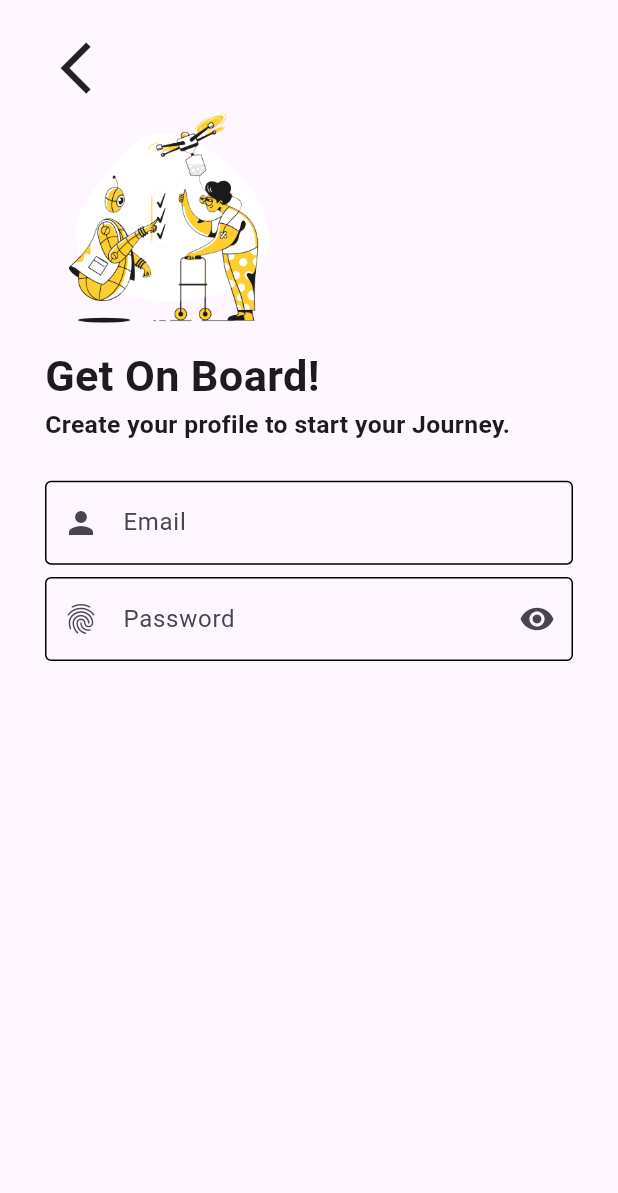
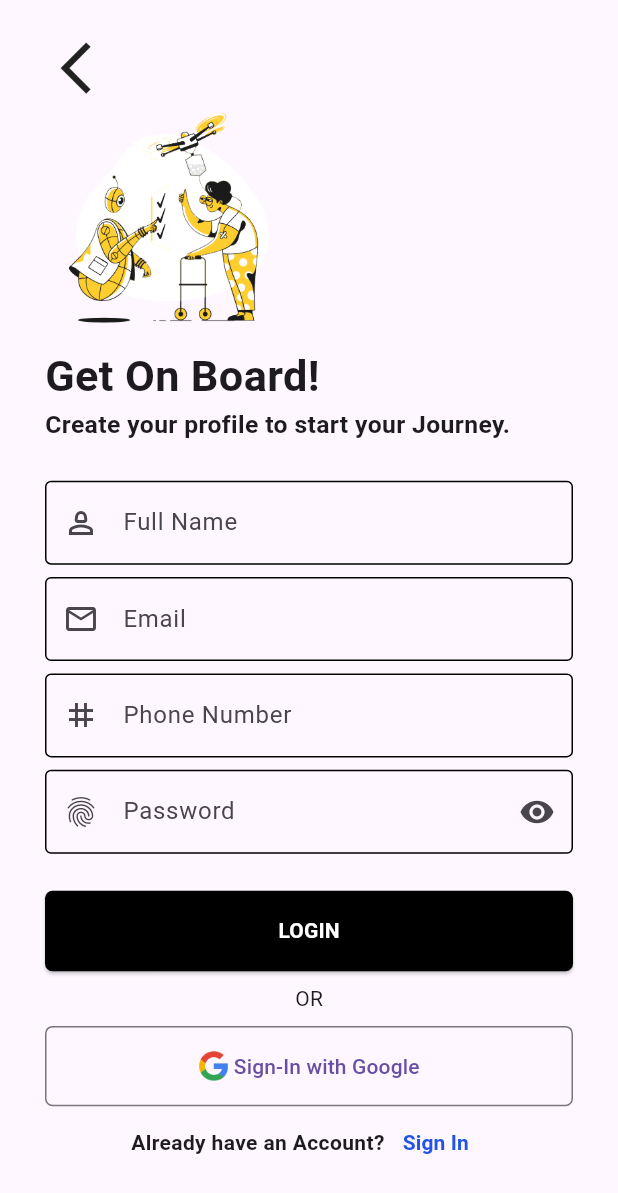
Before and after one commit to Phiraphat29/dti_sau_project, a Flutter app: the SignupUI screen opened directly, on a phone screen of 412 x 824 dp. Shown: the top 1193 px of the screen. Run offline on Flutter 3.47's test engine with Material 3 defaults, Android fonts, the phone set to English and light mode, and no system bars.

Commit message:
V.4 Sign Up

```diff
--- a/lib/main.dart
+++ b/lib/main.dart
@@ -1,4 +1,5 @@
 import 'package:dti_sau_project/views/login_ui.dart';
+import 'package:dti_sau_project/views/signup_ui.dart';
 import 'package:dti_sau_project/views/welcome_ui.dart';
 import 'package:flutter/material.dart';
 
@@ -21,7 +22,7 @@ class _DtiSauState extends State<DtiSau> {
   Widget build(BuildContext context) {
     return MaterialApp(
       debugShowCheckedModeBanner: false,
-      home: LoginUI(), // เรียกหน้าจอ
+      home: SignupUI(), // เรียกหน้าจอ
     );
   }
 }
--- a/lib/views/signup_ui.dart
+++ b/lib/views/signup_ui.dart
@@ -1,3 +1,6 @@
+// ignore_for_file: sort_child_properties_last
+
+import 'package:dti_sau_project/views/login_ui.dart';
 import 'package:flutter/material.dart';
 
 class SignupUI extends StatefulWidget {
@@ -56,11 +59,35 @@ class _SignupUIState extends State<SignupUI> {
               ),
               TextField(
                 decoration: InputDecoration(
-                  prefixIcon: Icon(Icons.person),
+                  prefixIcon: Icon(Icons.person_2_outlined),
+                  enabledBorder: OutlineInputBorder(),
+                  focusedBorder: OutlineInputBorder(),
+                  border: OutlineInputBorder(),
+                  labelText: 'Full Name',
+                ),
+              ),
+              SizedBox(
+                height: MediaQuery.of(context).size.height * 0.01,
+              ),
+              TextField(
+                decoration: InputDecoration(
+                  prefixIcon: Icon(Icons.mail_outline),
                   enabledBorder: OutlineInputBorder(),
                   focusedBorder: OutlineInputBorder(),
                   border: OutlineInputBorder(),
                   labelText: 'Email',
+                ),
+              ),
+              SizedBox(
+                height: MediaQuery.of(context).size.height * 0.01,
+              ),
+              TextField(
+                decoration: InputDecoration(
+                  prefixIcon: Icon(Icons.tag),
+                  enabledBorder: OutlineInputBorder(),
+                  focusedBorder: OutlineInputBorder(),
+                  border: OutlineInputBorder(),
+                  labelText: 'Phone Number',
                 ),
               ),
               SizedBox(
@@ -77,6 +104,78 @@ class _SignupUIState extends State<SignupUI> {
                   labelText: 'Password',
                 ),
               ),
+              SizedBox(
+                height: MediaQuery.of(context).size.height * 0.03,
+              ),
+              ElevatedButton(
+                onPressed: () {},
+                child: Text(
+                  "LOGIN",
+                  style: TextStyle(
+                      fontWeight: FontWeight.bold, color: Colors.white),
+                ),
+                style: ElevatedButton.styleFrom(
+                    shape: RoundedRectangleBorder(
+                      borderRadius: BorderRadius.circular(5.0),
+                    ),
+                    fixedSize: Size(MediaQuery.of(context).size.width,
+                        MediaQuery.of(context).size.height * 0.065),
+                    backgroundColor: Colors.black),
+              ),
+              SizedBox(
+                height: MediaQuery.of(context).size.height * 0.01,
+              ),
+              Text("OR"),
+              SizedBox(
+                height: MediaQuery.of(context).size.height * 0.01,
+              ),
+              OutlinedButton(
+                onPressed: () {},
+                child: Row(
+                  mainAxisAlignment: MainAxisAlignment.center,
+                  children: [
+                    Image.asset(
+                      "assets/images/googlelogo.png",
+                      width: 20.0,
+                    ),
+                    Text(
+                      " Sign-In with Google",
+                    )
+                  ],
+                ),
+                style: ElevatedButton.styleFrom(
+                  shape: RoundedRectangleBorder(
+                    borderRadius: BorderRadius.circular(5.0),
+                  ),
+                  fixedSize: Size(MediaQuery.of(context).size.width,
+                      MediaQuery.of(context).size.height * 0.065),
+                ),
+              ),
+              Row(
+                mainAxisAlignment: MainAxisAlignment.center,
+                children: [
+                  Text(
+                    "Already have an Account?",
+                    style: TextStyle(fontWeight: FontWeight.bold),
+                  ),
+                  TextButton(
+                    onPressed: () {
+                      Navigator.push(
+                        context,
+                        MaterialPageRoute(
+                          builder: (context) => LoginUI(),
+                        ),
+                      );
+                    },
+                    child: Text(
+                      "Sign In",
+                      style: TextStyle(
+                          color: Color.fromARGB(255, 33, 83, 232),
+                          fontWeight: FontWeight.bold),
+                    ),
+                  )
+                ],
+              )
             ],
           ),
         ),
```
